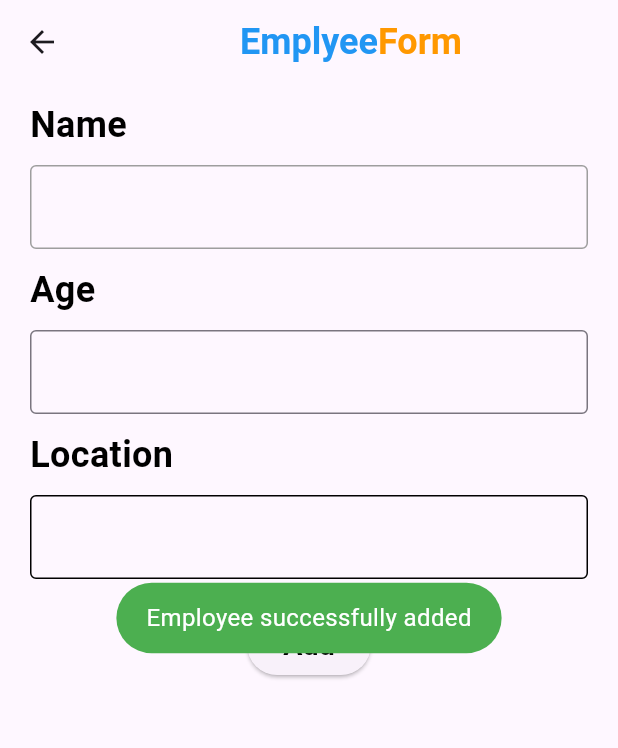
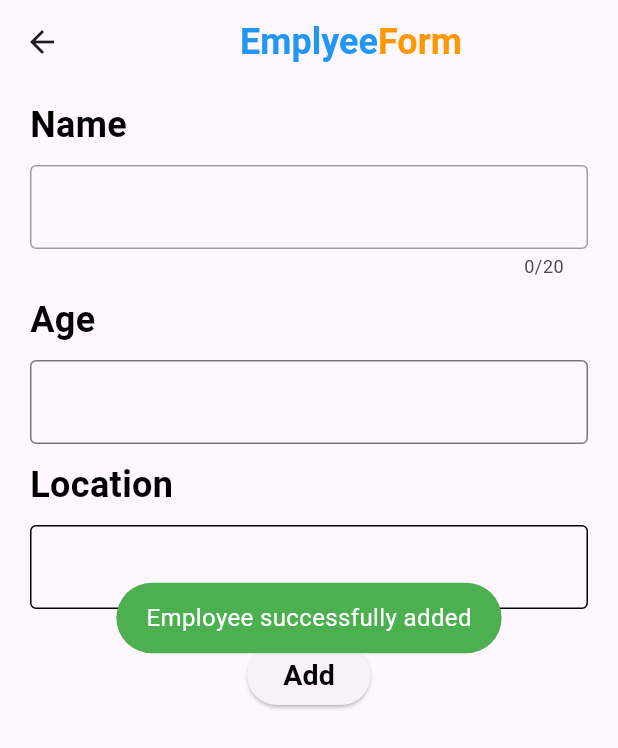
Before and after one commit to Jaihind963/crud_app, a Flutter app: the EmployeePage screen opened directly, after a tap on "Add", on a phone screen of 412 x 824 dp. Shown: the top 748 px of the screen. Run offline on Flutter 3.47's test engine with Material 3 defaults, Android fonts, the phone set to English and light mode, and no system bars; our stand-ins replace cloud_firestore, firebase_core, fluttertoast, random_string; accounts and stored records are empty.

Commit message:
code updated

```diff
--- a/lib/pages/employee_page.dart
+++ b/lib/pages/employee_page.dart
@@ -11,9 +11,9 @@ class EmployeePage extends StatefulWidget {
 }
 
 class _EmployeePageState extends State<EmployeePage> {
-  TextEditingController nameController = new TextEditingController();
-  TextEditingController ageController = new TextEditingController();
-  TextEditingController locationController = new TextEditingController();
+  TextEditingController nameController = TextEditingController();
+  TextEditingController ageController = TextEditingController();
+  TextEditingController locationController = TextEditingController();
   @override
   Widget build(BuildContext context) {
     return Scaffold(
@@ -52,6 +52,7 @@ class _EmployeePageState extends State<EmployeePage> {
             ),
             const SizedBox(height: 10),
             TextField(
+              maxLength: 20,
               controller: nameController,
               decoration: const InputDecoration(
                 focusedBorder: OutlineInputBorder(
@@ -104,15 +105,15 @@ class _EmployeePageState extends State<EmployeePage> {
             Center(
               child: ElevatedButton(
                 onPressed: () async {
-                  String Id = randomAlphaNumeric(10);
+                  String id = randomAlphaNumeric(10);
                   Map<String, dynamic> employeInfoMap = {
                     "Name": nameController.text,
                     "Age": ageController.text,
-                    "Id": Id,
+                    "Id": id,
                     "Location": locationController.text,
                   };
                   await DatabaseMethod()
-                      .addEmployeeDetails(employeInfoMap, Id)
+                      .addEmployeeDetails(employeInfoMap, id)
                       .then((value) {
                     Fluttertoast.showToast(
                         msg: "Employee successfully added",
--- a/lib/pages/my_home_page.dart
+++ b/lib/pages/my_home_page.dart
@@ -36,7 +36,7 @@ class _MyHomePageState extends State<MyHomePage> {
                 itemBuilder: (context, index) {
                   DocumentSnapshot ds = snapshot.data.docs[index];
                   return Container(
-                    margin: EdgeInsets.only(bottom: 10),
+                    margin: const EdgeInsets.only(bottom: 10),
                     child: Material(
                       elevation: 5,
                       borderRadius: BorderRadius.circular(10),
@@ -53,6 +53,7 @@ class _MyHomePageState extends State<MyHomePage> {
                                 Text(
                                   "Name: ${ds["Name"]}",
                                   style: const TextStyle(
+                                      overflow: TextOverflow.ellipsis,
                                       fontSize: 18,
                                       fontWeight: FontWeight.bold,
                                       color: Colors.blue),
@@ -164,8 +165,7 @@ class _MyHomePageState extends State<MyHomePage> {
         builder: (context) => SingleChildScrollView(
           scrollDirection: Axis.vertical,
           child: AlertDialog(
-            content: Container(
-              child: Column(
+            content: Column(
               crossAxisAlignment: CrossAxisAlignment.start,
               children: [
                 Row(
@@ -271,6 +271,5 @@ class _MyHomePageState extends State<MyHomePage> {
             ),
           ),
         ),
-        ),
       );
 }
```
Lines whose indentation alone changed are shown as unchanged.
